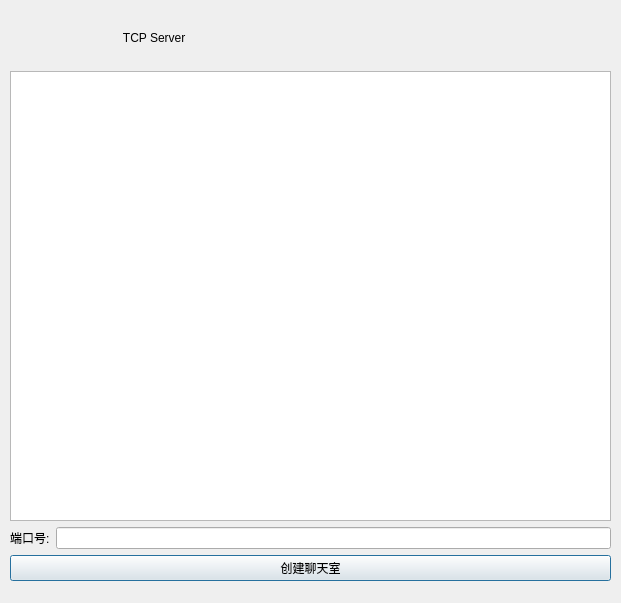
Before: the Qt Designer form Stream/Stream_network/tcpserver.ui in yahoo17/Stream, drawn with Qt 5.
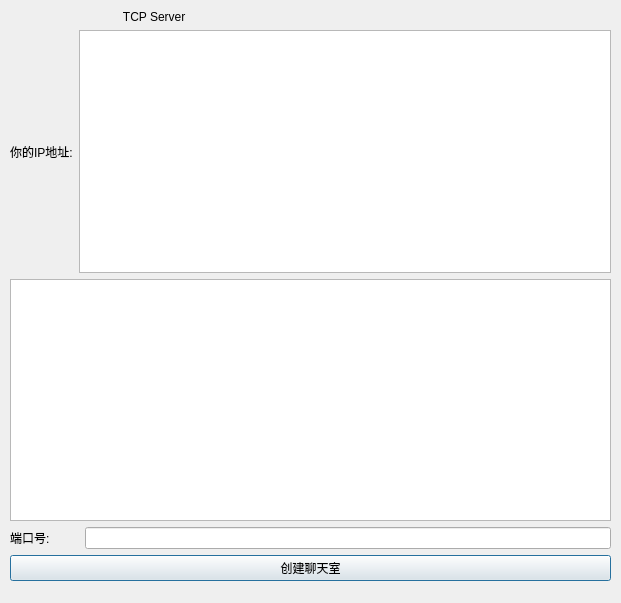
After: the same form once the commit is applied.

```diff
--- a/Stream/Stream_network/tcpserver.ui
+++ b/Stream/Stream_network/tcpserver.ui
@@ -23,14 +23,31 @@
     </rect>
    </property>
    <layout class="QGridLayout" name="gridLayout">
-    <item row="3" column="0">
-     <widget class="QLabel" name="label">
+    <item row="4" column="2">
+     <widget class="QLineEdit" name="portLineEdit"/>
+    </item>
+    <item row="0" column="0" colspan="3">
+     <widget class="QLabel" name="label_2">
       <property name="text">
-       <string>端口号:</string>
+       <string>                                  TCP Server</string>
       </property>
      </widget>
     </item>
-    <item row="1" column="0" colspan="2">
+    <item row="1" column="0">
+     <widget class="QLabel" name="label_3">
+      <property name="text">
+       <string>你的IP地址:</string>
+      </property>
+     </widget>
+    </item>
+    <item row="6" column="0" colspan="3">
+     <widget class="QPushButton" name="createPushButton">
+      <property name="text">
+       <string>创建聊天室</string>
+      </property>
+     </widget>
+    </item>
+    <item row="2" column="0" colspan="3">
      <widget class="QListWidget" name="ContentListWidget">
       <property name="maximumSize">
        <size>
@@ -40,22 +57,15 @@
       </property>
      </widget>
     </item>
-    <item row="5" column="0" colspan="2">
-     <widget class="QPushButton" name="createPushButton">
+    <item row="4" column="0">
+     <widget class="QLabel" name="label">
       <property name="text">
-       <string>创建聊天室</string>
+       <string>端口号:</string>
       </property>
      </widget>
     </item>
-    <item row="0" column="0" colspan="2">
-     <widget class="QLabel" name="label_2">
-      <property name="text">
-       <string>                                  TCP Server</string>
-      </property>
-     </widget>
-    </item>
-    <item row="3" column="1">
-     <widget class="QLineEdit" name="portLineEdit"/>
+    <item row="1" column="1" colspan="2">
+     <widget class="QTextEdit" name="IPTextEdit"/>
     </item>
    </layout>
   </widget>
```
